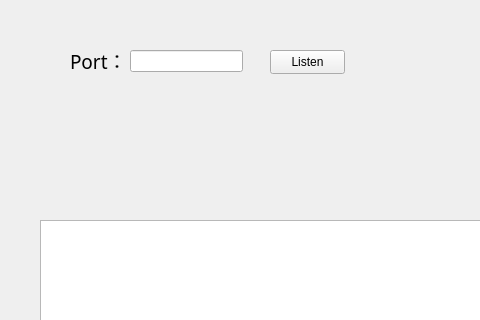
Old version of the form src/serverui.ui in the repository vv12138vv/VchatServer; both pictures show x 0 to 480 and y 0 to 320 of the 800 by 600 pixel window.
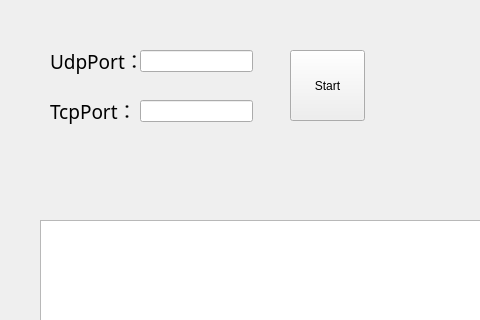
New version of the form.

Diff of the .ui file:
```diff
--- a/src/serverui.ui
+++ b/src/serverui.ui
@@ -26,9 +26,9 @@
   <widget class="QLabel" name="portInputLabel">
    <property name="geometry">
     <rect>
-     <x>70</x>
-     <y>40</y>
-     <width>61</width>
+     <x>50</x>
+     <y>90</y>
+     <width>91</width>
      <height>41</height>
     </rect>
    </property>
@@ -39,14 +39,14 @@
     </font>
    </property>
    <property name="text">
-    <string>Port：</string>
+    <string>TcpPort：</string>
    </property>
   </widget>
   <widget class="QLineEdit" name="portInput">
    <property name="geometry">
     <rect>
-     <x>130</x>
-     <y>50</y>
+     <x>140</x>
+     <y>100</y>
      <width>113</width>
      <height>22</height>
     </rect>
@@ -55,14 +55,14 @@
   <widget class="QPushButton" name="serverStartBtn">
    <property name="geometry">
     <rect>
-     <x>270</x>
+     <x>290</x>
      <y>50</y>
      <width>75</width>
-     <height>24</height>
+     <height>71</height>
     </rect>
    </property>
    <property name="text">
-    <string>Listen</string>
+    <string>Start</string>
    </property>
   </widget>
   <widget class="QListWidget" name="socketList">
@@ -75,6 +75,35 @@
     </rect>
    </property>
   </widget>
+  <widget class="QLabel" name="ucpPortInputLabel">
+   <property name="geometry">
+    <rect>
+     <x>50</x>
+     <y>40</y>
+     <width>91</width>
+     <height>41</height>
+    </rect>
+   </property>
+   <property name="font">
+    <font>
+     <family>Cascadia Code</family>
+     <pointsize>14</pointsize>
+    </font>
+   </property>
+   <property name="text">
+    <string>UdpPort：</string>
+   </property>
+  </widget>
+  <widget class="QLineEdit" name="udpPortInput">
+   <property name="geometry">
+    <rect>
+     <x>140</x>
+     <y>50</y>
+     <width>113</width>
+     <height>22</height>
+    </rect>
+   </property>
+  </widget>
  </widget>
  <resources/>
  <connections/>
```
Left out of the diff: 4 changed lines with no effect on the pictures.
